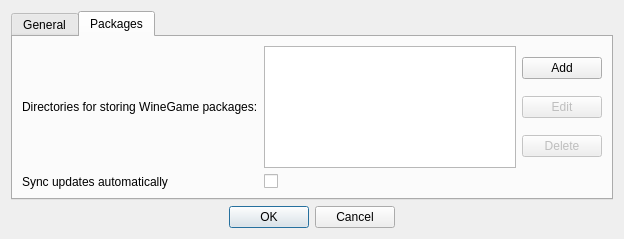
This is src/settingsdialog.ui in pashazz/winegame as Qt 5 draws it before an edit. The edited form follows.
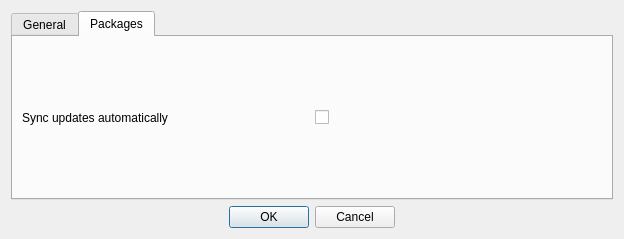
This is the edited form. The open tabs and pages were chosen to show the change.

Commit message: New wine`s sync method. Also, remove some entries in SettingsDialog

The edit to the form file:
```diff
--- a/src/settingsdialog.ui
+++ b/src/settingsdialog.ui
@@ -108,64 +108,13 @@
       </attribute>
       <layout class="QGridLayout" name="gridLayout_2">
        <item row="0" column="0">
-        <widget class="QLabel" name="label">
-         <property name="text">
-          <string>Directories for storing WineGame packages:</string>
-         </property>
-        </widget>
-       </item>
-       <item row="0" column="1">
-        <widget class="QListWidget" name="lstPackageDirs">
-         <property name="editTriggers">
-          <set>QAbstractItemView::NoEditTriggers</set>
-         </property>
-         <property name="dragDropMode">
-          <enum>QAbstractItemView::DropOnly</enum>
-         </property>
-         <property name="defaultDropAction">
-          <enum>Qt::CopyAction</enum>
-         </property>
-        </widget>
-       </item>
-       <item row="0" column="2">
-        <layout class="QVBoxLayout" name="verticalLayout">
-         <item>
-          <widget class="QPushButton" name="cmdAdd">
-           <property name="text">
-            <string>Add</string>
-           </property>
-          </widget>
-         </item>
-         <item>
-          <widget class="QPushButton" name="cmdEdit">
-           <property name="enabled">
-            <bool>false</bool>
-           </property>
-           <property name="text">
-            <string>Edit</string>
-           </property>
-          </widget>
-         </item>
-         <item>
-          <widget class="QPushButton" name="cmdDelete">
-           <property name="enabled">
-            <bool>false</bool>
-           </property>
-           <property name="text">
-            <string>Delete</string>
-           </property>
-          </widget>
-         </item>
-        </layout>
-       </item>
-       <item row="1" column="0">
         <widget class="QLabel" name="label_5">
          <property name="text">
           <string>Sync updates automatically</string>
          </property>
         </widget>
        </item>
-       <item row="1" column="1">
+       <item row="0" column="1">
         <widget class="QCheckBox" name="cbUpdates">
          <property name="text">
           <string/>
```
Left out of the diff: 3 changed lines with no effect on the pictures. The commit also changes 4 other files.
